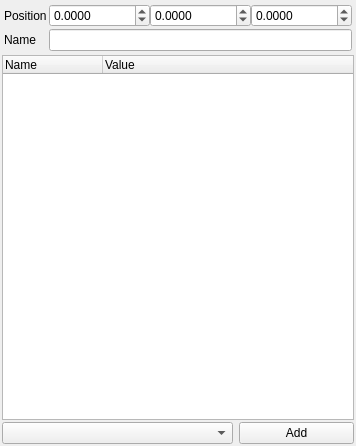
Before: the Qt Designer form studio/property_view.ui in nem0/LumixEngine, drawn with Qt 5.
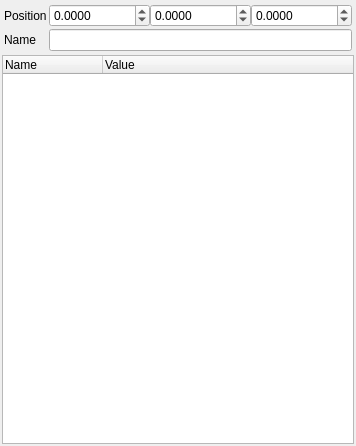
After: the same form once the commit is applied.

What changed in the file:
```diff
--- a/studio/property_view.ui
+++ b/studio/property_view.ui
@@ -199,53 +199,6 @@
       </column>
      </widget>
     </item>
-    <item>
-     <widget class="QWidget" name="widget" native="true">
-      <property name="sizePolicy">
-       <sizepolicy hsizetype="Ignored" vsizetype="Expanding">
-        <horstretch>0</horstretch>
-        <verstretch>0</verstretch>
-       </sizepolicy>
-      </property>
-      <layout class="QHBoxLayout" name="horizontalLayout">
-       <property name="leftMargin">
-        <number>0</number>
-       </property>
-       <property name="topMargin">
-        <number>0</number>
-       </property>
-       <property name="rightMargin">
-        <number>0</number>
-       </property>
-       <property name="bottomMargin">
-        <number>0</number>
-       </property>
-       <item>
-        <widget class="QComboBox" name="componentTypeCombo">
-         <property name="sizePolicy">
-          <sizepolicy hsizetype="Preferred" vsizetype="Fixed">
-           <horstretch>2</horstretch>
-           <verstretch>2</verstretch>
-          </sizepolicy>
-         </property>
-        </widget>
-       </item>
-       <item>
-        <widget class="QPushButton" name="addComponentButton">
-         <property name="sizePolicy">
-          <sizepolicy hsizetype="Minimum" vsizetype="Fixed">
-           <horstretch>1</horstretch>
-           <verstretch>1</verstretch>
-          </sizepolicy>
-         </property>
-         <property name="text">
-          <string>Add</string>
-         </property>
-        </widget>
-       </item>
-      </layout>
-     </widget>
-    </item>
    </layout>
   </widget>
  </widget>
```
